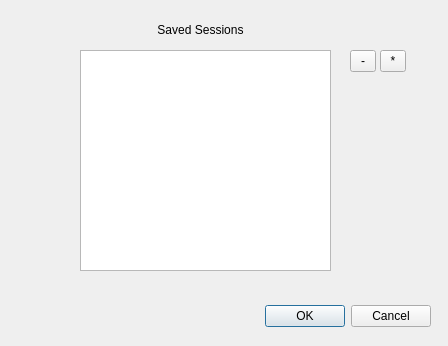
nasa/harmony-qgis, file sessions_dialog.ui: the form before one commit.
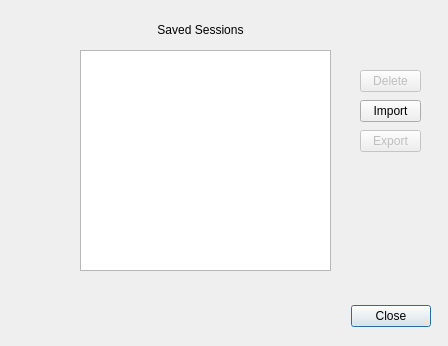
The form after the commit.

Commit message: HARMONY-429: Add session import/export

```diff
--- a/sessions_dialog.ui
+++ b/sessions_dialog.ui
@@ -26,7 +26,7 @@
     <enum>Qt::Horizontal</enum>
    </property>
    <property name="standardButtons">
-    <set>QDialogButtonBox::Cancel|QDialogButtonBox::Ok</set>
+    <set>QDialogButtonBox::Close</set>
    </property>
   </widget>
   <widget class="QLabel" name="label">
@@ -71,29 +71,54 @@
    </property>
   </widget>
   <widget class="QToolButton" name="deletebutton">
+   <property name="enabled">
+    <bool>false</bool>
+   </property>
    <property name="geometry">
     <rect>
-     <x>350</x>
-     <y>50</y>
-     <width>26</width>
+     <x>360</x>
+     <y>70</y>
+     <width>61</width>
      <height>22</height>
     </rect>
    </property>
    <property name="text">
-    <string>-</string>
+    <string>Delete</string>
    </property>
   </widget>
-  <widget class="QToolButton" name="renameButton">
+  <widget class="QToolButton" name="importButton">
+   <property name="enabled">
+    <bool>true</bool>
+   </property>
    <property name="geometry">
     <rect>
-     <x>380</x>
-     <y>50</y>
-     <width>26</width>
+     <x>360</x>
+     <y>100</y>
+     <width>61</width>
      <height>22</height>
     </rect>
    </property>
    <property name="text">
-    <string>*</string>
+    <string>Import</string>
+   </property>
+  </widget>
+  <widget class="QToolButton" name="exportButton">
+   <property name="enabled">
+    <bool>false</bool>
+   </property>
+   <property name="geometry">
+    <rect>
+     <x>360</x>
+     <y>130</y>
+     <width>61</width>
+     <height>22</height>
+    </rect>
+   </property>
+   <property name="toolTip">
+    <string>Export selected sessions to file</string>
+   </property>
+   <property name="text">
+    <string>Export</string>
    </property>
   </widget>
  </widget>
```
Left out of the diff: 9 changed lines with no effect on the pictures. The commit also changes 9 other files.
